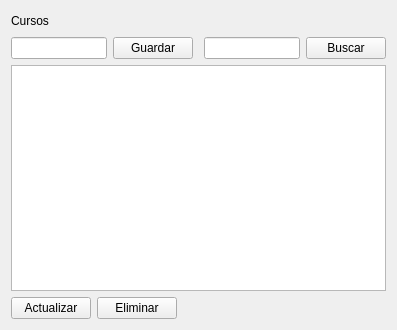
Above: views/curso.ui from Cata-Estrada/Registro_Asistencia_Estudiantil before the change. Below: the same form after it.
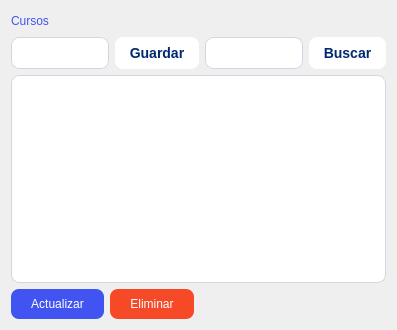
That is the form after the change.

What changed in the file:
```diff
--- a/views/curso.ui
+++ b/views/curso.ui
@@ -18,6 +18,12 @@
     <layout class="QHBoxLayout" name="horizontalLayout">
      <item>
       <widget class="QLabel" name="label">
+       <property name="styleSheet">
+        <string notr="true">QLabel{
+    font: 600 20pt &quot;Segoe UI&quot;;
+    color: #4154F1;   /* Azul igual al figma */
+} </string>
+       </property>
        <property name="text">
         <string>Cursos</string>
        </property>
@@ -39,7 +45,29 @@
     </layout>
    </item>
    <item row="3" column="0">
-    <widget class="QTableView" name="lista_cursos"/>
+    <widget class="QTableView" name="lista_cursos">
+     <property name="styleSheet">
+      <string notr="true">QTableView {
+    border: 1px solid #d0d7e2;
+    border-radius: 8px;
+    gridline-color: #d0d7e2;
+    font-size: 14px;
+    background-color: #ffffff;
+    color: #012970;
+    selection-background-color: #F6F9FF;
+    selection-color: #012970;
+}
+
+QHeaderView::section {
+    background-color: #F6F9FF;
+    color: #012970;
+    font-weight: bold;
+    padding: 6px;
+    border: none;
+    border-bottom: 1px solid #d0d7e2;
+}</string>
+     </property>
+    </widget>
    </item>
    <item row="4" column="0">
     <layout class="QHBoxLayout" name="horizontalLayout_6">
@@ -47,6 +75,20 @@
       <layout class="QHBoxLayout" name="horizontalLayout_5">
        <item>
         <widget class="QPushButton" name="actualizar_curso">
+         <property name="styleSheet">
+          <string notr="true">QPushButton{
+    border: none;
+    background-color: #4154F1;  /* Azul Figma */
+    color: white;
+    font: 10pt &quot;Segoe UI&quot;;
+    padding: 8px 20px;
+    border-radius: 8px;
+}
+
+QPushButton:hover {
+    background-color: #2e3bd1;  /* Azul más oscuro al hover */
+}</string>
+         </property>
          <property name="text">
           <string>Actualizar</string>
          </property>
@@ -54,6 +96,20 @@
        </item>
        <item>
         <widget class="QPushButton" name="eliminar_curso">
+         <property name="styleSheet">
+          <string notr="true">QPushButton{
+    border: none;
+    background-color: #F54927;  /* Azul Figma */
+    color: white;
+    font: 10pt &quot;Segoe UI&quot;;
+    padding: 8px 20px;
+    border-radius: 8px;
+}
+
+QPushButton:hover {
+    background-color: #DE2B00;  /* Azul más oscuro al hover */
+}</string>
+         </property>
          <property name="text">
           <string>Eliminar</string>
          </property>
@@ -81,10 +137,42 @@
      <item>
       <layout class="QHBoxLayout" name="horizontalLayout_2">
        <item>
-        <widget class="QLineEdit" name="lineEdit"/>
+        <widget class="QLineEdit" name="lineEdit">
+         <property name="styleSheet">
+          <string notr="true">QLineEdit {
+    border: 1px solid #d0d7e2;
+    border-radius: 8px;
+    padding: 6px 10px;
+    background-color: #ffffff;
+    color: #012970;
+    font-size: 14px;
+}
+
+QLineEdit:focus {
+    border: 1px solid #012970;
+    background-color: #F6F9FF;
+}
+</string>
+         </property>
+        </widget>
        </item>
        <item>
         <widget class="QPushButton" name="agregar_curso">
+         <property name="styleSheet">
+          <string notr="true">QPushButton {
+    border: none;
+    border-radius: 8px;
+    padding: 8px 14px;
+    background-color: #ffffff;
+    color: #012970;
+    font-weight: 500;
+    font-size: 14px;
+}
+
+QPushButton:hover {
+    background-color: #F6F9FF;
+}</string>
+         </property>
          <property name="text">
           <string>Guardar</string>
          </property>
@@ -108,10 +196,42 @@
      <item>
       <layout class="QHBoxLayout" name="horizontalLayout_3">
        <item>
-        <widget class="QLineEdit" name="lineEdit_2"/>
+        <widget class="QLineEdit" name="lineEdit_2">
+         <property name="styleSheet">
+          <string notr="true">QLineEdit {
+    border: 1px solid #d0d7e2;
+    border-radius: 8px;
+    padding: 6px 10px;
+    background-color: #ffffff;
+    color: #012970;
+    font-size: 14px;
+}
+
+QLineEdit:focus {
+    border: 1px solid #012970;
+    background-color: #F6F9FF;
+}
+</string>
+         </property>
+        </widget>
        </item>
        <item>
         <widget class="QPushButton" name="buscar_curso">
+         <property name="styleSheet">
+          <string notr="true">QPushButton {
+    border: none;
+    border-radius: 8px;
+    padding: 8px 14px;
+    background-color: #ffffff;
+    color: #012970;
+    font-weight: 500;
+    font-size: 14px;
+}
+
+QPushButton:hover {
+    background-color: #F6F9FF;
+}</string>
+         </property>
          <property name="text">
           <string>Buscar</string>
          </property>
```
